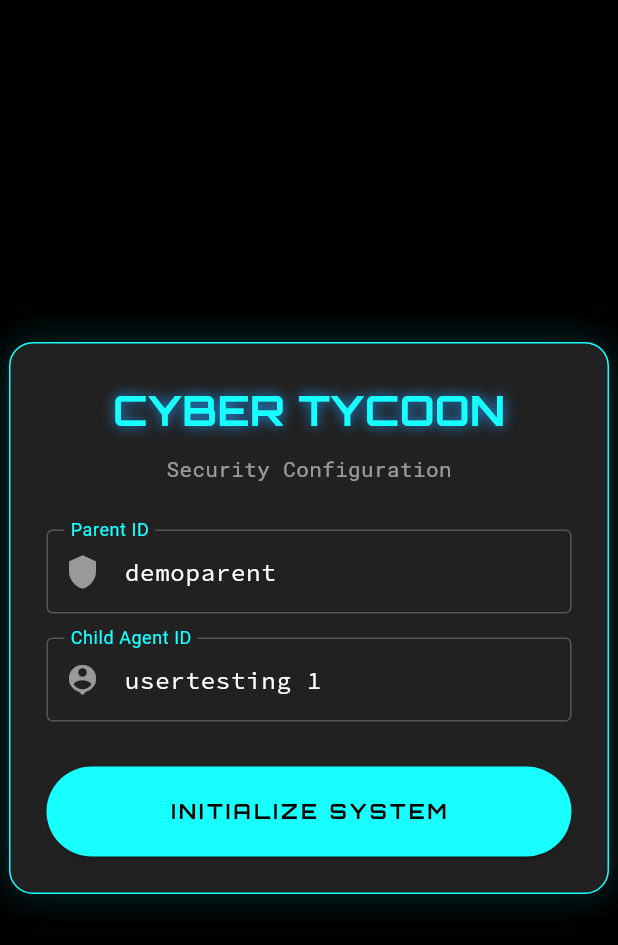
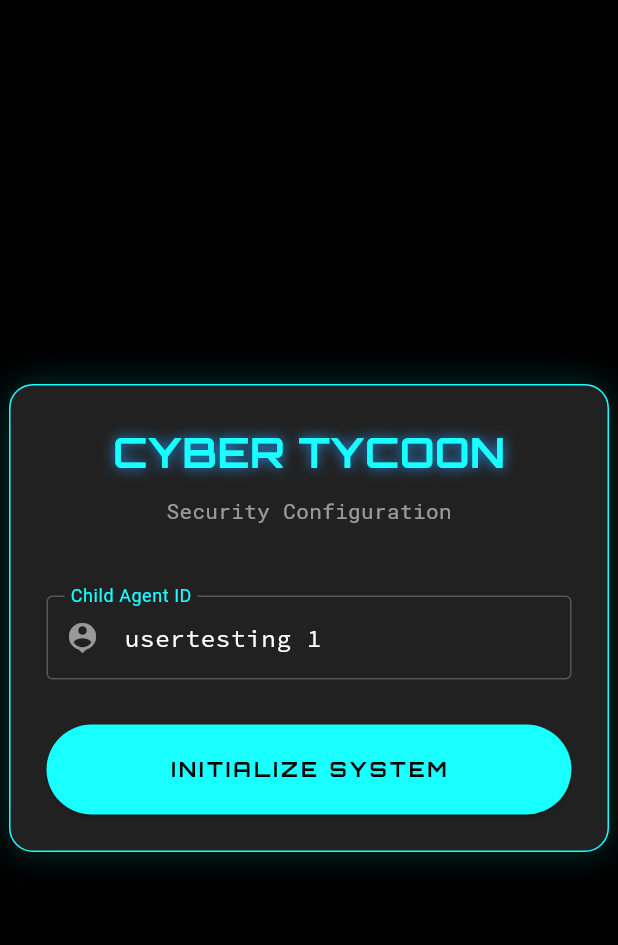
Before and after one commit to mrizkyandram18/luminoir-chronicles, a Flutter app: the screen it shows after launch, on a phone screen of 412 x 824 dp. Shown: the top 945 px of the screen. Run offline on Flutter 3.47's test engine with Material 3 defaults, Android fonts, the light colour scheme and no system bars; our stand-ins replace cloud_firestore, firebase_core, gap, go_router, google_fonts, supabase_flutter; accounts and stored records are empty.

Commit message:
chore: Hide Parent ID input (privacy)

```diff
--- a/lib/game/screens/setup_screen.dart
+++ b/lib/game/screens/setup_screen.dart
@@ -88,21 +88,9 @@ class _SetupScreenState extends State<SetupScreen> {
                 style: GoogleFonts.robotoMono(color: Colors.white54),
               ),
               const Gap(30),
-              TextField(
-                controller: _parentIdController,
-                style: GoogleFonts.sourceCodePro(color: Colors.white),
-                decoration: InputDecoration(
-                  labelText: "Parent ID",
-                  labelStyle: TextStyle(color: Colors.cyanAccent),
-                  enabledBorder: OutlineInputBorder(
-                    borderSide: BorderSide(color: Colors.white24),
-                  ),
-                  focusedBorder: OutlineInputBorder(
-                    borderSide: BorderSide(color: Colors.cyanAccent),
-                  ),
-                  prefixIcon: Icon(Icons.shield, color: Colors.white54),
-                ),
-              ),
+              // Parent ID is now hidden/static for privacy
+              // const Gap(16),
+              // TextField(controller: _parentIdController...),
               const Gap(16),
               TextField(
                 controller: _childIdController,
--- a/lib/main.dart
+++ b/lib/main.dart
@@ -4,6 +4,7 @@ import 'package:provider/provider.dart';
 import 'package:google_fonts/google_fonts.dart';
 import 'package:supabase_flutter/supabase_flutter.dart';
 import 'package:firebase_core/firebase_core.dart';
+import 'package:flutter/foundation.dart' show kIsWeb;
 
 import 'gatekeeper/gatekeeper_service.dart';
 import 'gatekeeper/screens/access_denied_screen.dart';
@@ -24,9 +25,7 @@ void main() async {
         'eyJhbGciOiJIUzI1NiIsInR5cCI6IkpXVCJ9.eyJpc3MiOiJzdXBhYmFzZSIsInJlZiI6Imhtcmtzc2ZoY3hsdmp6eWlndWZkIiwicm9sZSI6ImFub24iLCJpYXQiOjE3Njg1NTE3NzcsImV4cCI6MjA4NDEyNzc3N30.svgZlN95pJEzRvh4RtOhL_1J99o4a21LrUiT72B8p-w',
   );
 
-import 'package:flutter/foundation.dart' show kIsWeb;
-
-// ...
+  // ...
 
   // Initialize Firebase
   if (kIsWeb) {
```
